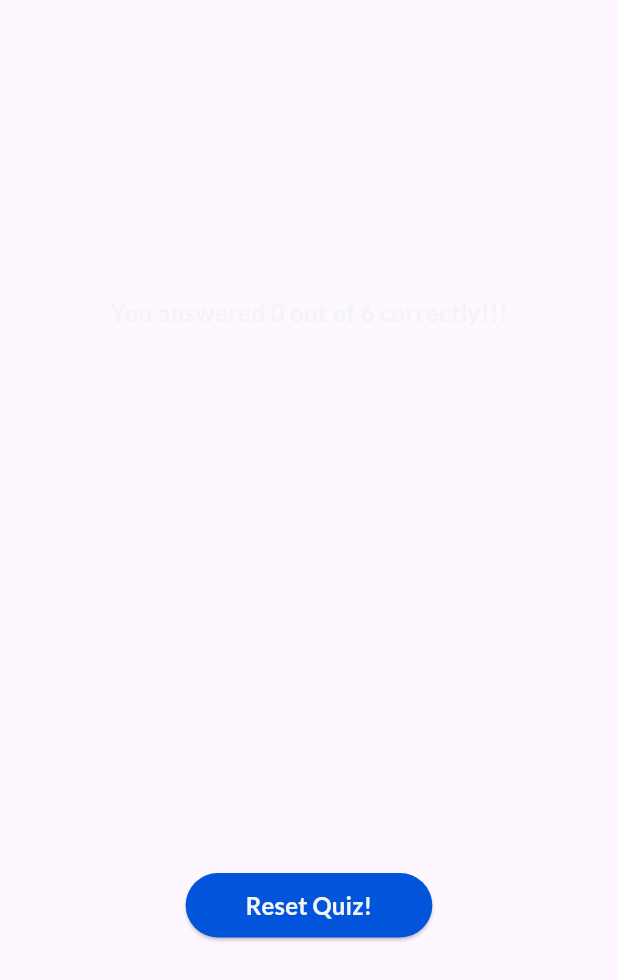
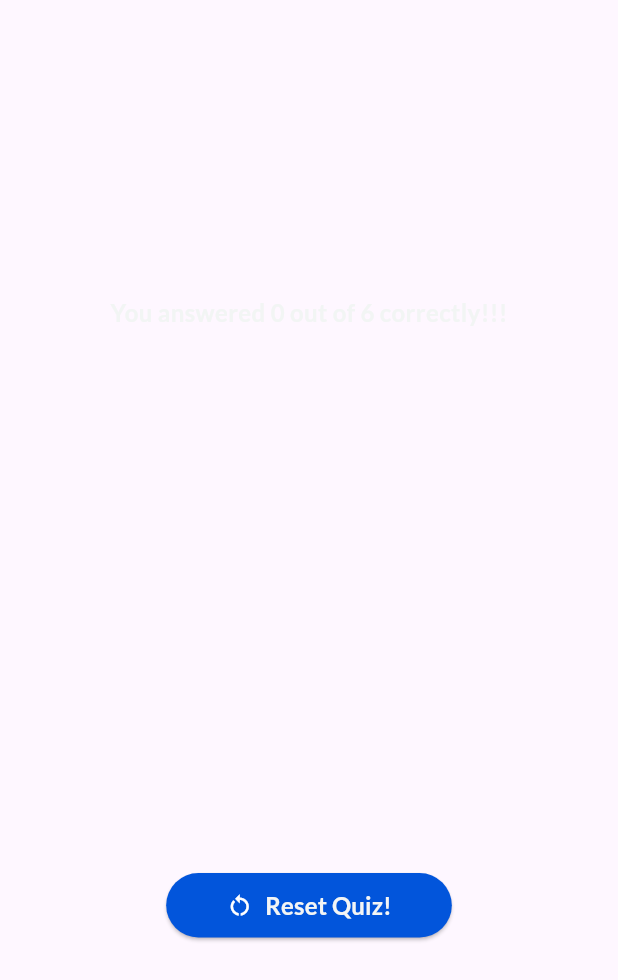
Before and after one commit to SunilShrestha3939/Quiz_App_Flutter_Project, a Flutter app: the ResultScreen widget shown alone on an empty page, opened directly with empty values, on a phone screen of 412 x 824 dp. Shown: the top 980 px of the screen. Run offline on Flutter 3.47's test engine with Material 3 defaults, Android fonts, the phone set to English and light mode, and no system bars; our stand-ins replace google_fonts.

Commit message:
adding reset icon

```diff
--- a/lib/result_screen.dart
+++ b/lib/result_screen.dart
@@ -75,7 +75,7 @@ class ResultScreen extends StatelessWidget{
             const SizedBox(height: 30,),
             QuestionsSummery(summeryData), //here function wants list type argument and getSummeryData() function returns list
             const SizedBox(height: 30,),
-            ElevatedButton(
+            ElevatedButton.icon(
               onPressed: resetScreen,
               style: ElevatedButton.styleFrom(
                 padding: const EdgeInsets.symmetric(vertical: 10, horizontal: 40),
@@ -83,7 +83,8 @@ class ResultScreen extends StatelessWidget{
                 foregroundColor: Colors.white,
                 shape: RoundedRectangleBorder(borderRadius: BorderRadius.circular(40)),
               ),
-              child:  Text('Reset Quiz!',
+              icon: const Icon(Icons.restart_alt),
+              label:  Text('Reset Quiz!',
               style: GoogleFonts.lato(
                     color: Color.fromARGB(255, 243, 245, 245),
                     fontSize: 16,
```
